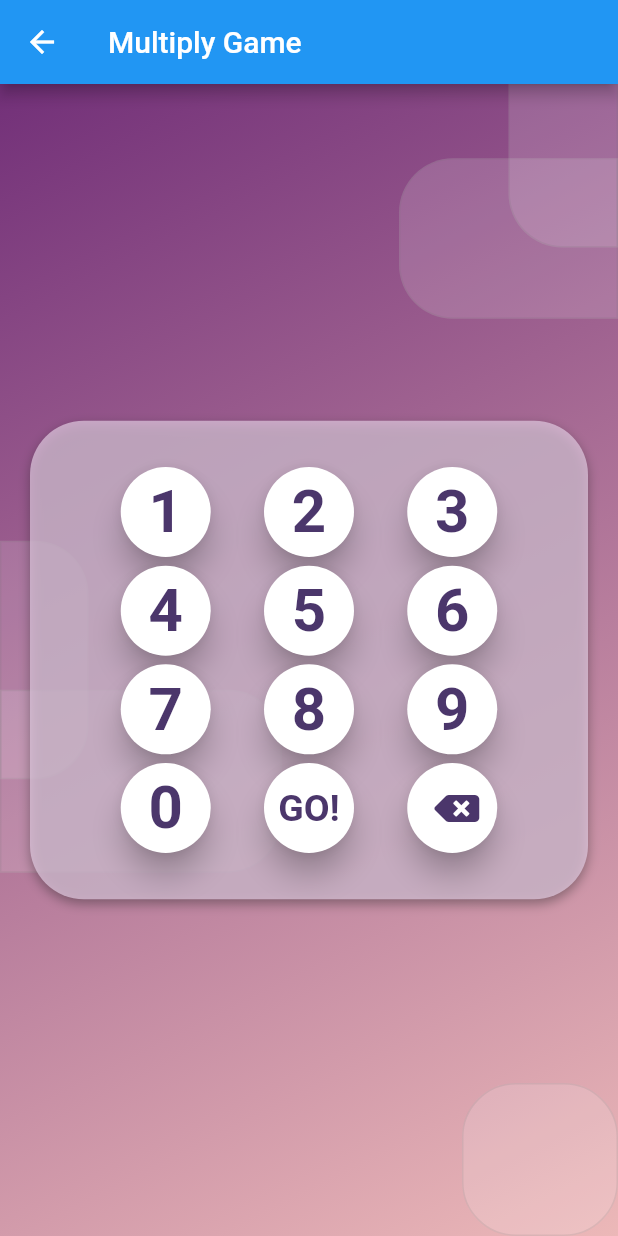
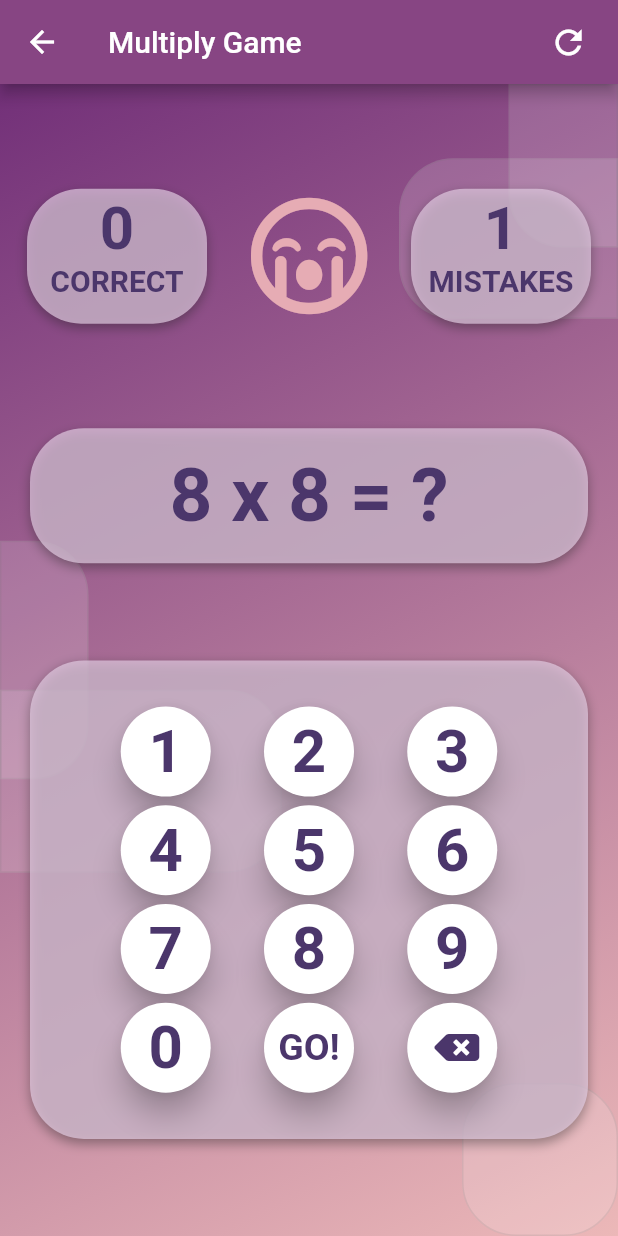
Before and after one commit to zvikasan/newMultiplyApp, a Flutter app: the TrainingModeDesigned screen opened directly, after a tap on "GO!", on a phone screen of 412 x 824 dp. Run offline on Flutter 3.47's test engine with Material 2 defaults, Android fonts, the phone set to English and light mode, and no system bars; our stand-ins replace flutter_svg, font_awesome_flutter; missing offline and left inert: adobe_xd.

Commit message:
finished design and basic functionality of training mode. Need to add sounds.

```diff
--- a/lib/components/design_elements.dart
+++ b/lib/components/design_elements.dart
@@ -1,6 +1,6 @@
 import 'package:flutter/material.dart';
 
-String trainingAnswer = 'ZZ';
+String trainingAnswer = '?';
 
 class NumberButton extends StatelessWidget {
   NumberButton({this.buttonNumber, this.buttonPressed});
--- a/lib/components/multiply_brain.dart
+++ b/lib/components/multiply_brain.dart
@@ -3,6 +3,7 @@ import 'package:flutter/material.dart';
 import 'package:multiplyapp/components/design_elements.dart';
 import 'feedback_icon.dart';
 import 'package:font_awesome_flutter/font_awesome_flutter.dart';
+import 'package:multiplyapp/training_mode_designed_screen.dart';
 
 int firstNumber;
 int secondNumber;
@@ -18,21 +19,21 @@ void calculateAnswer(int first, int second) {
   if (int.parse(trainingAnswer) == first * second) {
     // print('GOOD !!!');
     setNumbers();
-    topIcon = FontAwesomeIcons.thumbsUp;
-    topIconColor = Colors.green;
+    feedbackIcon = FontAwesomeIcons.smile;
+    feedbackIconColor = Color(0XFFE6ACB4);
     correctAnswers++;
     clearAnswer();
   } else {
     // print('BAD !!!');
-    topIcon = FontAwesomeIcons.thumbsDown;
-    topIconColor = Colors.red;
+    feedbackIcon = FontAwesomeIcons.sadCry;
+    feedbackIconColor = Color(0XFFE6ACB4);
     wrongAnswers++;
     clearAnswer();
   }
 }
 
 void setAnswer(int answer) {
-  if (trainingAnswer == 'ZZ') {
+  if (trainingAnswer == '?') {
     trainingAnswer = answer.toString();
   } else if (int.parse(trainingAnswer) < 81) {
     trainingAnswer = trainingAnswer + answer.toString();
@@ -40,14 +41,14 @@ void setAnswer(int answer) {
 }
 
 void clearAnswer() {
-  trainingAnswer = 'ZZ';
+  trainingAnswer = '?';
 }
 
 void resetGame() {
   correctAnswers = 0;
   wrongAnswers = 0;
-  trainingAnswer = 'ZZ';
-  topIcon = FontAwesomeIcons.smileWink;
-  topIconColor = Colors.blue;
+  trainingAnswer = '?';
+  feedbackIcon = FontAwesomeIcons.meh;
+  feedbackIconColor = Color(0XFFE6ACB4);
   setNumbers();
 }
--- a/lib/main.dart
+++ b/lib/main.dart
@@ -42,6 +42,7 @@ class MainPage extends StatelessWidget {
               onPressed: () {
                 Navigator.push(context, MaterialPageRoute(builder: (context) {
                   return TrainingModeDesigned();
+                  // return TrainingModePage();
                 }));
               }),
         ],
--- a/lib/training_mode_designed_screen.dart
+++ b/lib/training_mode_designed_screen.dart
@@ -1,6 +1,5 @@
 import 'package:flutter/material.dart';
 import 'package:adobe_xd/pinned.dart';
-import 'package:flutter/material.dart';
 import 'package:multiplyapp/components/feedback_icon.dart';
 import 'package:multiplyapp/components/design_elements.dart';
 import 'package:multiplyapp/components/multiply_brain.dart';
@@ -13,6 +12,15 @@ class TrainingModeDesigned extends StatefulWidget {
 
 class _TrainingModeDesignedState extends State<TrainingModeDesigned> {
   @override
+  void initState() {
+    setNumbers();
+    feedbackIcon = FontAwesomeIcons.meh;
+    feedbackIconColor = Color(0XFFE6ACB4);
+    correctAnswers = 0;
+    super.initState();
+  }
+
+  @override
   Widget build(BuildContext context) {
     return Container(
       decoration: BoxDecoration(
@@ -24,7 +32,23 @@ class _TrainingModeDesignedState extends State<TrainingModeDesigned> {
       child: Scaffold(
         backgroundColor: Colors.transparent,
         appBar: AppBar(
+          backgroundColor: Color(0xff874583),
           title: Text('Multiply Game'),
+          actions: <Widget>[
+            Padding(
+                padding: EdgeInsets.only(right: 20.0),
+                child: GestureDetector(
+                  onTap: () {
+                    setState(() {
+                      resetGame();
+                    });
+                  },
+                  child: Icon(
+                    Icons.refresh,
+                    size: 26.0,
+                  ),
+                )),
+          ],
         ),
         body: Stack(children: <Widget>[
           Align(
@@ -99,9 +123,122 @@ class _TrainingModeDesignedState extends State<TrainingModeDesigned> {
             ),
           ),
           Column(
-            mainAxisAlignment: MainAxisAlignment.center,
+            mainAxisAlignment: MainAxisAlignment.spaceEvenly,
             crossAxisAlignment: CrossAxisAlignment.stretch,
             children: <Widget>[
+              Row(
+                mainAxisAlignment: MainAxisAlignment.spaceEvenly,
+                children: <Widget>[
+                  Container(
+                    padding: EdgeInsets.all(3.0),
+                    width: 120.0,
+                    height: 90.0,
+                    decoration: BoxDecoration(
+                      borderRadius: BorderRadius.circular(36.0),
+                      color: const Color(0xAFE3CDE3),
+                      boxShadow: [
+                        BoxShadow(
+                          color: const Color(0x66212020),
+                          offset: Offset(0, 3),
+                          blurRadius: 6,
+                        ),
+                      ],
+                    ),
+                    child: Column(
+                      children: <Widget>[
+                        Text(
+                          '$correctAnswers',
+                          style: TextStyle(
+                            fontSize: 40.0,
+                            fontWeight: FontWeight.bold,
+                            color: Color(0xff4b366b),
+                          ),
+                        ),
+                        Text(
+                          'CORRECT',
+                          style: TextStyle(
+                            fontSize: 20.0,
+                            fontWeight: FontWeight.bold,
+                            color: Color(0xff4b366b),
+                          ),
+                        ),
+                      ],
+                    ),
+                    // child:
+                  ),
+                  FeedBackIcon(
+                    icon: feedbackIcon,
+                    color: feedbackIconColor,
+                  ),
+                  Container(
+                    padding: EdgeInsets.all(3.0),
+                    width: 120.0,
+                    height: 90.0,
+                    decoration: BoxDecoration(
+                      borderRadius: BorderRadius.circular(36.0),
+                      color: const Color(0xAFE3CDE3),
+                      boxShadow: [
+                        BoxShadow(
+                          color: const Color(0x66212020),
+                          offset: Offset(0, 3),
+                          blurRadius: 6,
+                        ),
+                      ],
+                    ),
+                    child: Column(
+                      children: <Widget>[
+                        Text(
+                          '$wrongAnswers',
+                          style: TextStyle(
+                            fontSize: 40.0,
+                            fontWeight: FontWeight.bold,
+                            color: Color(0xff4b366b),
+                          ),
+                        ),
+                        Text(
+                          'MISTAKES',
+                          style: TextStyle(
+                            fontSize: 20.0,
+                            fontWeight: FontWeight.bold,
+                            color: Color(0xff4b366b),
+                          ),
+                        ),
+                      ],
+                    ),
+                    // child:
+                  ),
+                ],
+              ),
+              Container(
+                padding: EdgeInsets.all(10.0),
+                margin: EdgeInsets.symmetric(horizontal: 20.0),
+                width: 324.0,
+                height: 90.0,
+                decoration: BoxDecoration(
+                  borderRadius: BorderRadius.circular(36.0),
+                  color: const Color(0xAFE3CDE3),
+                  boxShadow: [
+                    BoxShadow(
+                      color: const Color(0x66212020),
+                      offset: Offset(0, 3),
+                      blurRadius: 6,
+                    ),
+                  ],
+                ),
+                child: Row(
+                  mainAxisAlignment: MainAxisAlignment.center,
+                  children: <Widget>[
+                    Text(
+                      '$firstNumber x $secondNumber = $trainingAnswer',
+                      style: TextStyle(
+                        fontSize: 50.0,
+                        fontWeight: FontWeight.bold,
+                        color: Color(0xff4b366b),
+                      ),
+                    ),
+                  ],
+                ),
+              ), // 8x8=?
               Container(
                 padding: EdgeInsets.all(25.0),
                 margin: EdgeInsets.symmetric(horizontal: 20.0),
@@ -238,7 +375,7 @@ class _TrainingModeDesignedState extends State<TrainingModeDesigned> {
                     ),
                   ],
                 ),
-              ),
+              ), // numpad
             ],
           ),
         ]),
@@ -301,3 +438,28 @@ class OtherButton extends StatelessWidget {
     );
   }
 }
+
+class FeedBackIcon extends StatelessWidget {
+  FeedBackIcon({@required this.icon, this.color});
+
+  final IconData icon;
+  final Color color;
+
+  @override
+  Widget build(BuildContext context) {
+    return Container(
+      child: Icon(
+        icon,
+        size: 80.0,
+        color: color,
+      ),
+      constraints: BoxConstraints.tightFor(
+        width: 100.0,
+        height: 100.0,
+      ),
+    );
+  }
+}
+
+IconData feedbackIcon;
+Color feedbackIconColor;
```
